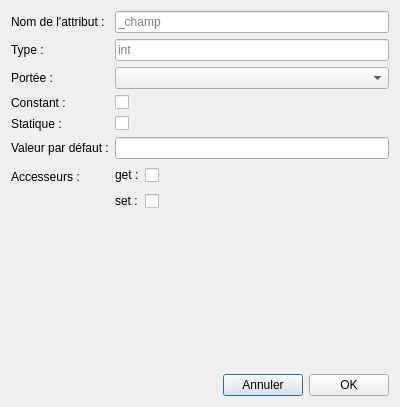
This is metacc/ui/fieldmemberwindow.ui in rovalette/metacc as Qt 5 draws it before an edit. The edited form follows.
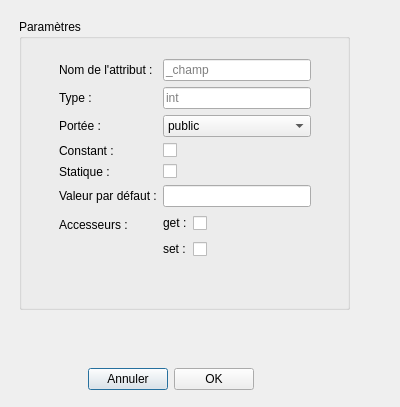
This is the edited form. Icons and pictures are not drawn.

Patch:
```diff
--- a/metacc/ui/fieldmemberwindow.ui
+++ b/metacc/ui/fieldmemberwindow.ui
@@ -16,8 +16,74 @@
   <property name="modal">
    <bool>true</bool>
   </property>
-  <layout class="QVBoxLayout" name="verticalLayout">
-   <item>
+  <widget class="QWidget" name="horizontalLayoutWidget">
+   <property name="geometry">
+    <rect>
+     <x>12</x>
+     <y>363</y>
+     <width>242</width>
+     <height>32</height>
+    </rect>
+   </property>
+   <layout class="QHBoxLayout" name="horizontalLayout">
+    <item>
+     <spacer name="horizontalSpacer">
+      <property name="orientation">
+       <enum>Qt::Horizontal</enum>
+      </property>
+      <property name="sizeHint" stdset="0">
+       <size>
+        <width>40</width>
+        <height>20</height>
+       </size>
+      </property>
+     </spacer>
+    </item>
+    <item>
+     <widget class="QPushButton" name="pushButton_Cancel">
+      <property name="text">
+       <string>Annuler</string>
+      </property>
+      <property name="icon">
+       <iconset resource="../resources/resources.qrc">
+        <normaloff>:/images/images/annuler.png</normaloff>:/images/images/annuler.png</iconset>
+      </property>
+     </widget>
+    </item>
+    <item>
+     <widget class="QPushButton" name="pushButton_OK">
+      <property name="text">
+       <string>OK</string>
+      </property>
+      <property name="icon">
+       <iconset resource="../resources/resources.qrc">
+        <normaloff>:/images/images/valider.png</normaloff>:/images/images/valider.png</iconset>
+      </property>
+     </widget>
+    </item>
+   </layout>
+  </widget>
+  <widget class="QGroupBox" name="groupBox">
+   <property name="geometry">
+    <rect>
+     <x>19</x>
+     <y>19</y>
+     <width>331</width>
+     <height>291</height>
+    </rect>
+   </property>
+   <property name="title">
+    <string>Paramètres</string>
+   </property>
+   <widget class="QWidget" name="formLayoutWidget">
+    <property name="geometry">
+     <rect>
+      <x>40</x>
+      <y>40</y>
+      <width>252</width>
+      <height>229</height>
+     </rect>
+    </property>
     <layout class="QFormLayout" name="formLayout">
      <item row="0" column="0">
       <widget class="QLabel" name="label">
@@ -55,7 +121,26 @@
       </widget>
      </item>
      <item row="2" column="1">
-      <widget class="QComboBox" name="comboBox_Range"/>
+      <widget class="QComboBox" name="comboBox_Range">
+       <property name="currentIndex">
+        <number>0</number>
+       </property>
+       <item>
+        <property name="text">
+         <string>public</string>
+        </property>
+       </item>
+       <item>
+        <property name="text">
+         <string>protected</string>
+        </property>
+       </item>
+       <item>
+        <property name="text">
+         <string>private</string>
+        </property>
+       </item>
+      </widget>
      </item>
      <item row="3" column="0">
       <widget class="QLabel" name="label_4">
@@ -135,60 +220,8 @@
       </layout>
      </item>
     </layout>
-   </item>
-   <item>
-    <spacer name="verticalSpacer">
-     <property name="orientation">
-      <enum>Qt::Vertical</enum>
-     </property>
-     <property name="sizeHint" stdset="0">
-      <size>
-       <width>20</width>
-       <height>99</height>
-      </size>
-     </property>
-    </spacer>
-   </item>
-   <item>
-    <layout class="QHBoxLayout" name="horizontalLayout">
-     <item>
-      <spacer name="horizontalSpacer">
-       <property name="orientation">
-        <enum>Qt::Horizontal</enum>
-       </property>
-       <property name="sizeHint" stdset="0">
-        <size>
-         <width>40</width>
-         <height>20</height>
-        </size>
-       </property>
-      </spacer>
-     </item>
-     <item>
-      <widget class="QPushButton" name="pushButton_Cancel">
-       <property name="text">
-        <string>Annuler</string>
-       </property>
-       <property name="icon">
-        <iconset resource="../resources/resources.qrc">
-         <normaloff>:/images/images/annuler.png</normaloff>:/images/images/annuler.png</iconset>
-       </property>
-      </widget>
-     </item>
-     <item>
-      <widget class="QPushButton" name="pushButton_OK">
-       <property name="text">
-        <string>OK</string>
-       </property>
-       <property name="icon">
-        <iconset resource="../resources/resources.qrc">
-         <normaloff>:/images/images/valider.png</normaloff>:/images/images/valider.png</iconset>
-       </property>
-      </widget>
-     </item>
-    </layout>
-   </item>
-  </layout>
+   </widget>
+  </widget>
  </widget>
  <resources>
   <include location="../resources/resources.qrc"/>
```
